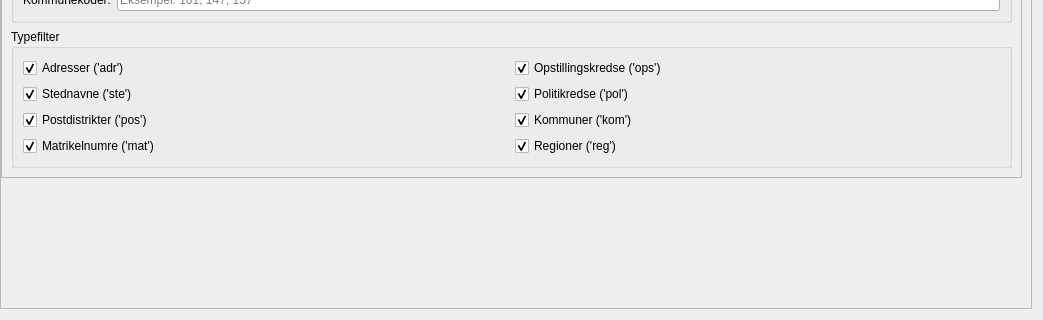
Qt form src/geosearch_dk/config/settings.ui (Septima/qgis-geosearch) before a commit; both pictures show x 0 to 1043 and y 166 to 486 of the 1043 by 486 pixel window.
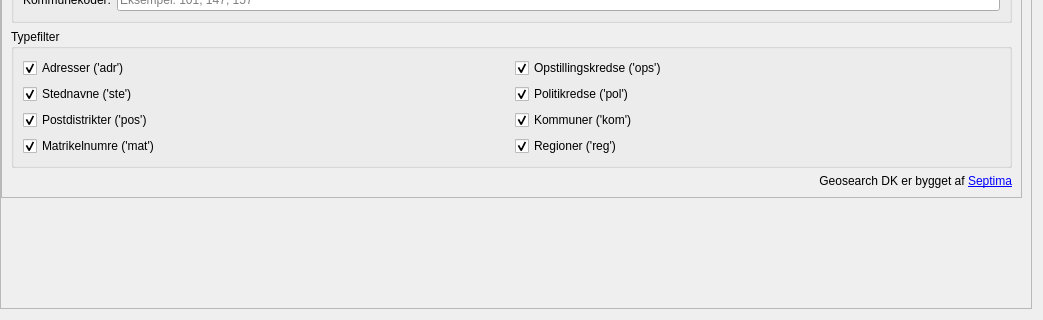
The same form after that commit.

Commit message: Add note about septima

Patch:
```diff
--- a/src/geosearch_dk/config/settings.ui
+++ b/src/geosearch_dk/config/settings.ui
@@ -49,7 +49,7 @@
         <x>0</x>
         <y>0</y>
         <width>1029</width>
-        <height>346</height>
+        <height>378</height>
        </rect>
       </property>
       <property name="sizePolicy">
@@ -240,6 +240,19 @@
             </layout>
            </widget>
           </item>
+          <item>
+           <widget class="QLabel" name="copyrightLabel">
+            <property name="text">
+             <string>Geosearch DK er bygget af  &lt;a href=&quot;http://www.septima.dk&quot;&gt;Septima&lt;/a&gt;</string>
+            </property>
+            <property name="alignment">
+             <set>Qt::AlignRight|Qt::AlignTrailing|Qt::AlignVCenter</set>
+            </property>
+            <property name="openExternalLinks">
+             <bool>true</bool>
+            </property>
+           </widget>
+          </item>
          </layout>
         </widget>
        </item>
```
